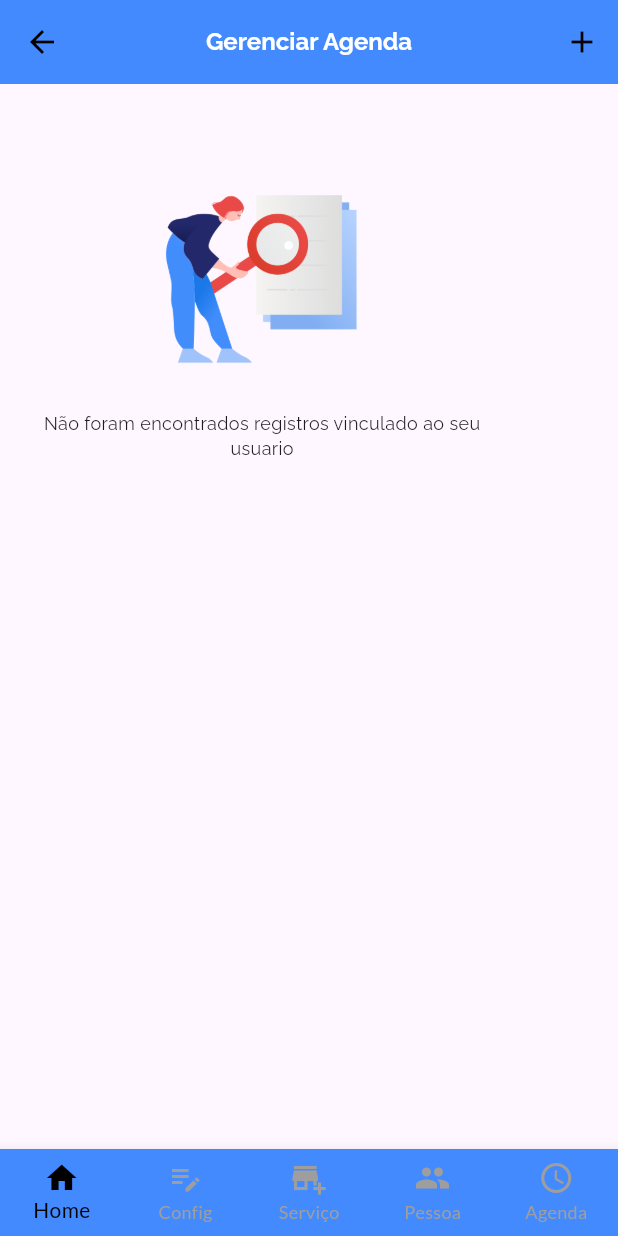
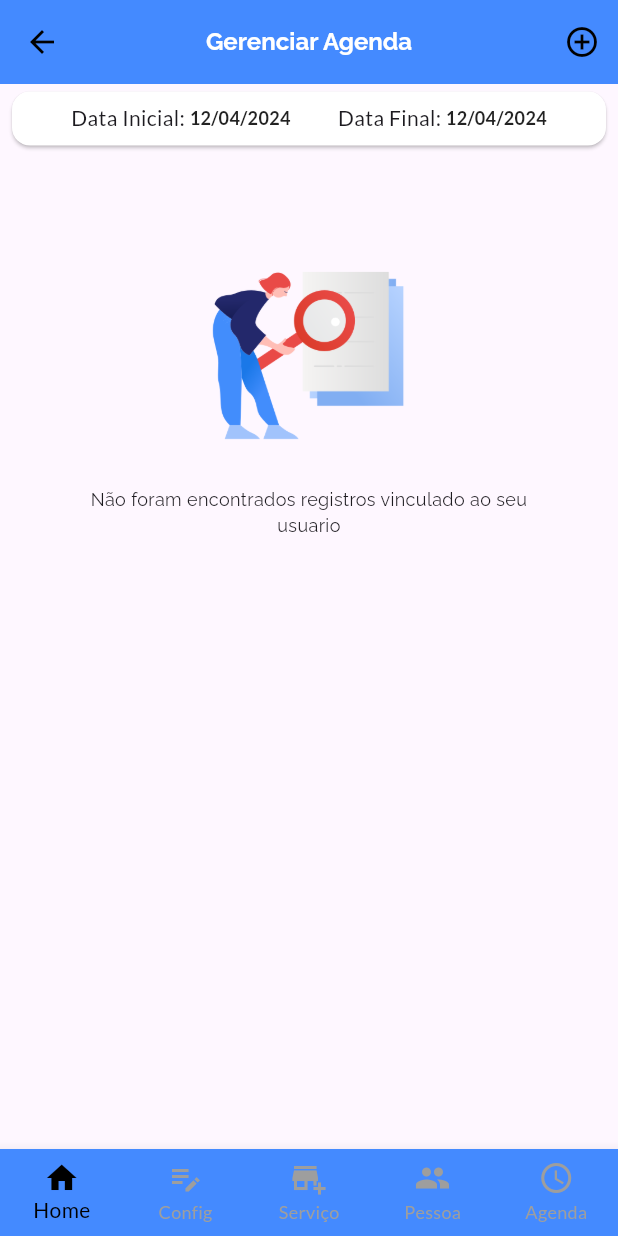
Before and after one commit to luizpadilha/app_flutter_agendamento, a Flutter app: the AgendaPage screen opened by its route, item 5 of the bottom bar chosen, on a phone screen of 412 x 824 dp. Run offline on Flutter 3.47's test engine with Material 3 defaults, Android fonts, the phone set to English and light mode, and no system bars; drawn by our look-alikes of auto_size_text; our stand-ins replace brasil_fields, dio, flutter_map, flutter_modular, flutter_triple, font_awesome_flutter and 5 more.

Commit message:
2
* 2 feat: melhorias na listagem da agenda

```diff
--- a/lib/modules/agenda/agenda.controller.dart
+++ b/lib/modules/agenda/agenda.controller.dart
@@ -16,6 +16,8 @@ class AgendaController extends Store<List<Agenda>> {
   Pessoa? pessoa;
   DateTime horario = DateTime.now();
   String id = '';
+  DateTime dataInicial = DateTime.now();
+  DateTime dataFinal = DateTime.now();
 
   AgendaController() : super([]);
 
--- a/lib/modules/agenda/agenda.page.dart
+++ b/lib/modules/agenda/agenda.page.dart
@@ -6,7 +6,7 @@ import 'package:mybabernew/components/alert.component.dart';
 import 'package:mybabernew/components/bottom_bar.component.dart';
 import 'package:mybabernew/components/carregando.component.dart';
 import 'package:mybabernew/components/empty_list.component.dart';
-import 'package:mybabernew/components/label_field.dart';
+import 'package:mybabernew/components/label_field.component.dart';
 import 'package:mybabernew/entity/agenda.dart';
 import 'package:mybabernew/modules/agenda/agenda.controller.dart';
 import 'package:mybabernew/modules/agenda/agenda.module.dart';
@@ -39,7 +39,7 @@ class _AgendaPageState extends State<AgendaPage> {
         title: Text('Gerenciar Agenda'),
         actions: [
           IconButton(
-            icon: const Icon(Icons.add),
+            icon: const Icon(Icons.add_circle_outline),
             onPressed: () {
               Modular.to
                   .pushNamed(AgendaModule.ROUTE_AGENDA_FORM, arguments: null);
@@ -48,9 +48,52 @@ class _AgendaPageState extends State<AgendaPage> {
         ],
       ),
       body: Padding(
-        padding: const EdgeInsets.symmetric(horizontal: 10),
-        child: SizedBox(
-          height: MediaQuery.of(context).size.height,
+        padding: const EdgeInsets.symmetric(horizontal: 8),
+        child: Column(
+          mainAxisSize: MainAxisSize.min,
+          children: [
+            Card(
+              color: Colors.white,
+              margin: const EdgeInsets.only(top: 5),
+              child: Padding(
+                padding: const EdgeInsets.all(8),
+                child: Row(
+                  crossAxisAlignment: CrossAxisAlignment.center,
+                  mainAxisAlignment: MainAxisAlignment.spaceEvenly,
+                  children: [
+                    Row(
+                      children: [
+                        const Text('Data Inicial: '),
+                        Text(
+                          DateFormat('dd/MM/yyyy')
+                              .format(agendaController.dataInicial),
+                          style: const TextStyle(
+                              fontSize: 12,
+                              fontWeight: FontWeight.bold,
+                              color: Colors.black87),
+                        ),
+                      ],
+                    ),
+                    Row(
+                      children: [
+                        const Text('Data Final: '),
+                        Text(
+                          DateFormat('dd/MM/yyyy')
+                              .format(agendaController.dataInicial),
+                          style: const TextStyle(
+                              fontSize: 12,
+                              fontWeight: FontWeight.bold,
+                              color: Colors.black87),
+                        ),
+                      ],
+                    ),
+                  ],
+                ),
+              ),
+            ),
+            const SizedBox(height: 10),
+            Flexible(
+              fit: FlexFit.loose,
               child: TripleBuilder<AgendaController, List<Agenda>>(
                 store: agendaController,
                 builder: (ctx, triple) {
@@ -61,28 +104,36 @@ class _AgendaPageState extends State<AgendaPage> {
                               onRefresh: () => _buscarAgendas(context),
                               child: ListView(
                                 physics: const AlwaysScrollableScrollPhysics(),
+                                shrinkWrap: true,
                                 children: triple.state.map((agend) {
-                                return Column(
+                                  return Card(
+                                    color: Colors.white,
+                                    margin: const EdgeInsets.only(top: 5),
+                                    child: Column(
                                       children: [
                                         ListTile(
                                           leading: CircleAvatar(
-                                        backgroundColor: Theme.of(context).colorScheme.primary,
+                                            backgroundColor: Theme.of(context)
+                                                .colorScheme
+                                                .primary,
                                             radius: 30,
                                             child: Padding(
-                                          padding: const EdgeInsets.all(6),
+                                              padding: const EdgeInsets.all(5),
                                               child: FittedBox(
-                                            child: Text(DateFormat('HH:mm').format(agend.horario!)),
+                                                child: Text(DateFormat('HH:mm')
+                                                    .format(agend.horario!)),
                                               ),
                                             ),
                                           ),
-                                      title: LabelAndField(
+                                          title: LabelAndFieldComponent(
                                             label: "Pessoa",
                                             field: "${agend.pessoa!.nome}",
                                             inline: true,
                                           ),
-                                      subtitle: LabelAndField(
+                                          subtitle: LabelAndFieldComponent(
                                             label: "Serviço",
-                                        field: "${agend.servico!.descricao}",
+                                            field:
+                                                "${agend.servico!.descricao}",
                                             inline: true,
                                           ),
                                           trailing: Column(
@@ -91,7 +142,8 @@ class _AgendaPageState extends State<AgendaPage> {
                                                 onPressed: () {
                                                   showDialog<bool>(
                                                     context: context,
-                                                builder: (ctx) => AlertDialog(
+                                                    builder: (ctx) =>
+                                                        AlertDialog(
                                                       title: const Text(
                                                           'Tem Certeza?'),
                                                       content: const Text(
@@ -101,13 +153,15 @@ class _AgendaPageState extends State<AgendaPage> {
                                                           onPressed: () =>
                                                               Navigator.of(ctx)
                                                                   .pop(false),
-                                                      child: const Text('Não'),
+                                                          child:
+                                                              const Text('Não'),
                                                         ),
                                                         TextButton(
                                                           onPressed: () =>
                                                               Navigator.of(ctx)
                                                                   .pop(true),
-                                                      child: const Text('Sim'),
+                                                          child:
+                                                              const Text('Sim'),
                                                         ),
                                                       ],
                                                     ),
@@ -120,8 +174,8 @@ class _AgendaPageState extends State<AgendaPage> {
                                                       } catch (error) {
                                                         msg.showSnackBar(
                                                           SnackBar(
-                                                        content: Text(
-                                                            error.toString()),
+                                                            content: Text(error
+                                                                .toString()),
                                                           ),
                                                         );
                                                       }
@@ -136,13 +190,17 @@ class _AgendaPageState extends State<AgendaPage> {
                                             ],
                                           ),
                                         ),
-                                    const Divider(),
                                       ],
+                                    ),
                                   );
                                 }).toList(),
-                            ))
+                              ),
+                            )
                           : const EmptyList();
-              }),
+                },
+              ),
+            ),
+          ],
         ),
       ),
     );
--- a/lib/modules/home/home.page.dart
+++ b/lib/modules/home/home.page.dart
@@ -2,7 +2,6 @@ import 'dart:math';
 
 import 'package:auto_size_text/auto_size_text.dart';
 import 'package:flutter/material.dart';
-import 'package:flutter_modular/flutter_modular.dart';
 import 'package:flutter_triple/flutter_triple.dart';
 import 'package:font_awesome_flutter/font_awesome_flutter.dart';
 import 'package:google_fonts/google_fonts.dart';
@@ -74,12 +73,12 @@ class _HomePageState extends State<HomePage> {
                                           mainAxisAlignment:
                                               MainAxisAlignment.spaceBetween,
                                           children: [
-                                            LabelAndField(
+                                            LabelAndFieldComponent(
                                               label: "Titulo",
                                               field: "${notificacao.titulo}",
                                               inline: true,
                                             ),
-                                            LabelAndField(
+                                            LabelAndFieldComponent(
                                               label: "Descrição",
                                               field: "${notificacao.descricao}",
                                               inline: true,
--- a/lib/modules/pessoa/pessoa.page.dart
+++ b/lib/modules/pessoa/pessoa.page.dart
@@ -8,7 +8,7 @@ import 'package:google_fonts/google_fonts.dart';
 import 'package:mybabernew/components/bottom_bar.component.dart';
 import 'package:mybabernew/components/carregando.component.dart';
 import 'package:mybabernew/components/empty_list.component.dart';
-import 'package:mybabernew/components/label_field.dart';
+import 'package:mybabernew/components/label_field.component.dart';
 import 'package:mybabernew/entity/pessoa.dart';
 import 'package:mybabernew/entity/servico.dart';
 import 'package:mybabernew/modules/pessoa/pessoa.controller.dart';
@@ -84,12 +84,12 @@ class _PessoaPageState extends State<PessoaPage> {
                                               0.70,
                                           child: Column(
                                             children: [
-                                              LabelAndField(
+                                              LabelAndFieldComponent(
                                                 label: "Nome",
                                                 field: "${pess.nome}",
                                                 inline: true,
                                               ),
-                                              LabelAndField(
+                                              LabelAndFieldComponent(
                                                 label: "Número",
                                                 field:
                                                     pess.numero!,
--- a/lib/modules/servico/servico.page.dart
+++ b/lib/modules/servico/servico.page.dart
@@ -8,7 +8,7 @@ import 'package:google_fonts/google_fonts.dart';
 import 'package:mybabernew/components/bottom_bar.component.dart';
 import 'package:mybabernew/components/carregando.component.dart';
 import 'package:mybabernew/components/empty_list.component.dart';
-import 'package:mybabernew/components/label_field.dart';
+import 'package:mybabernew/components/label_field.component.dart';
 import 'package:mybabernew/entity/servico.dart';
 import 'package:mybabernew/modules/servico/servico.controller.dart';
 import 'package:mybabernew/modules/servico/servico.module.dart';
@@ -81,12 +81,12 @@ class _ServicoPageState extends State<ServicoPage> {
                                               0.70,
                                           child: Column(
                                             children: [
-                                              LabelAndField(
+                                              LabelAndFieldComponent(
                                                 label: "Descrição",
                                                 field: "${serv.descricao}",
                                                 inline: true,
                                               ),
-                                              LabelAndField(
+                                              LabelAndFieldComponent(
                                                 label: "Preço",
                                                 field:
                                                     UtilBrasilFields.obterReal(
```
Also changed, not shown: lib/components/label_field.component.dart (+6 -9 lines), lib/components/label_field.dart (deleted, +0 -48 lines). Lines whose indentation alone changed are shown as unchanged.
